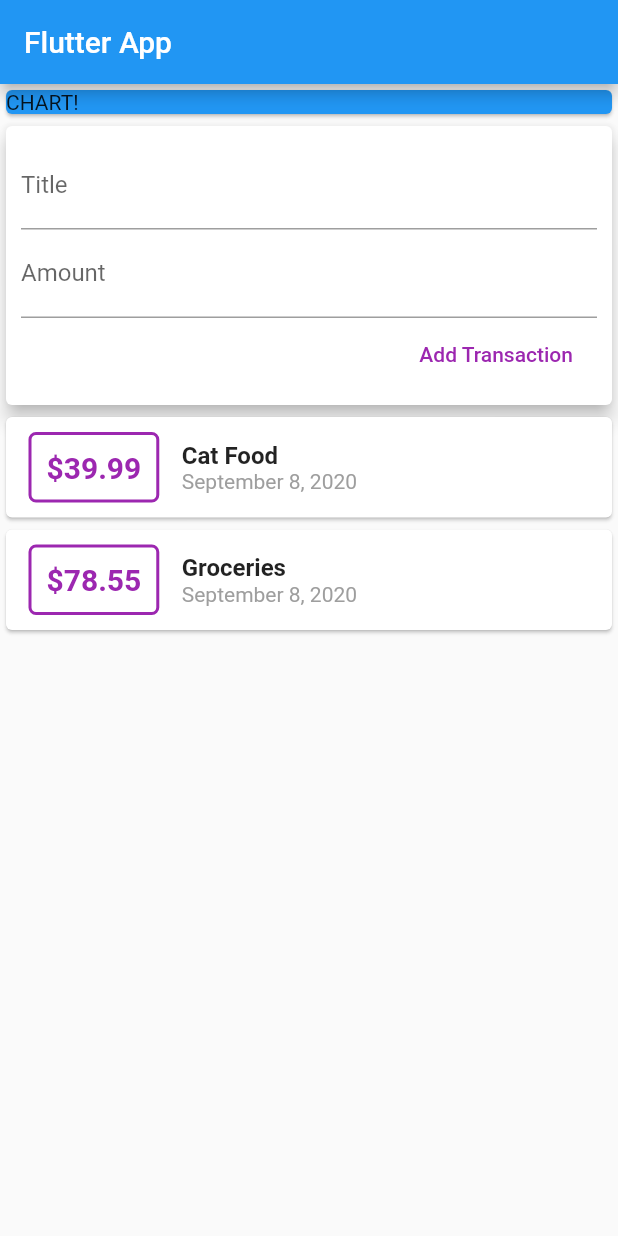
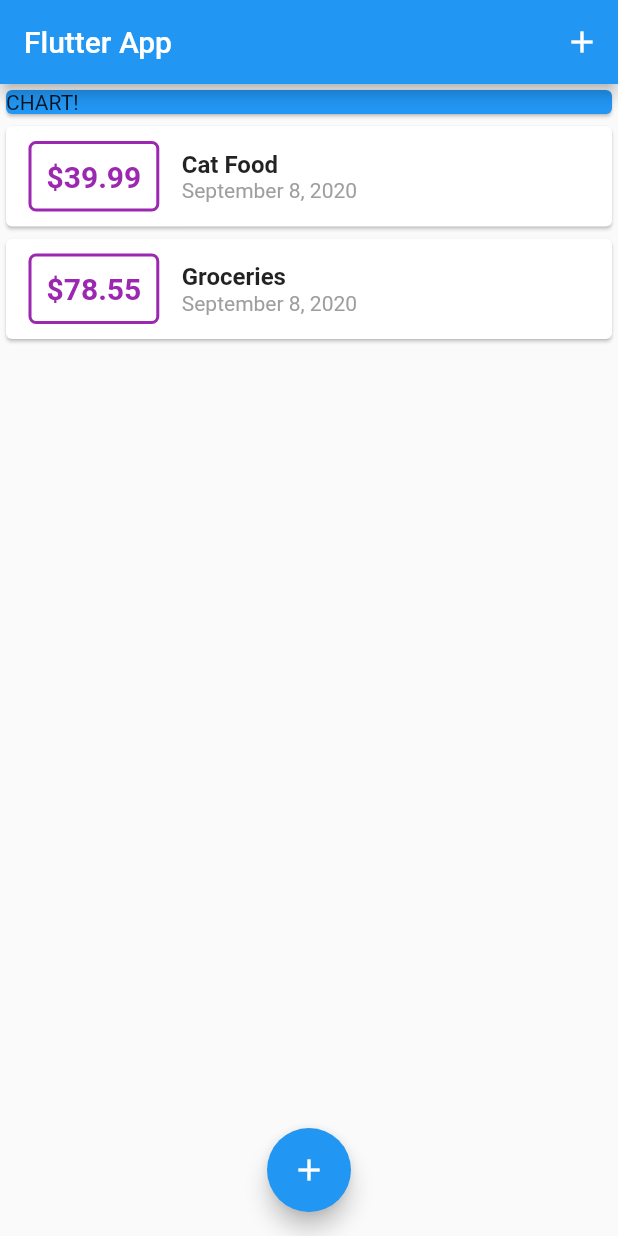
Before and after one commit to moratelli/personal_expenses, a Flutter app: the screen it shows after launch, on a phone screen of 412 x 824 dp. Run offline on Flutter 3.47's test engine with Material 2 defaults, Android fonts, the phone set to English and light mode, and no system bars.

Commit message:
Transform new transaction into modal, Add buttons

```diff
--- a/lib/main.dart
+++ b/lib/main.dart
@@ -1,7 +1,10 @@
 import 'package:flutter/material.dart';
 import 'package:intl/intl.dart';
 
-import './widgets/user_transactions.dart';
+import './models/transaction.dart';
+
+import './widgets/new_transaction.dart';
+import './widgets/transaction_list.dart';
 
 void main() {
   runApp(MyApp());
@@ -11,21 +14,68 @@ class MyApp extends StatelessWidget {
   @override
   Widget build(BuildContext context) {
     return MaterialApp(
-      title: 'Flutter Demo',
+      title: 'Flutter App',
       home: MyHomePage(),
     );
   }
 }
 
-class MyHomePage extends StatelessWidget {
-  final titleController = TextEditingController();
-  final amountController = TextEditingController();
+class MyHomePage extends StatefulWidget {
+  @override
+  _MyHomePageState createState() => _MyHomePageState();
+}
+
+class _MyHomePageState extends State<MyHomePage> {
+  final List<Transaction> _userTransactions = [
+    Transaction(
+      id: 't1',
+      title: 'Cat Food',
+      amount: 39.99,
+      date: DateTime.now(),
+    ),
+    Transaction(
+      id: 't2',
+      title: 'Groceries',
+      amount: 78.55,
+      date: DateTime.now(),
+    )
+  ];
+
+  void _addNewTransaction(String txTitle, double txAmount) {
+    final newTx = Transaction(
+      title: txTitle,
+      amount: txAmount,
+      date: DateTime.now(),
+      id: DateTime.now().toString(),
+    );
+
+    setState(() {
+      _userTransactions.add(newTx);
+    });
+  }
+
+  void _startAtNewTransaction(BuildContext ctx) {
+    showModalBottomSheet(
+      context: ctx,
+      builder: (_) {
+        return GestureDetector(
+          child: NewTransaction(_addNewTransaction),
+        );
+      },
+    );
+  }
 
   @override
   Widget build(BuildContext context) {
     return Scaffold(
       appBar: AppBar(
         title: Text('Flutter App'),
+        actions: [
+          IconButton(
+            icon: Icon(Icons.add),
+            onPressed: () => _startAtNewTransaction(context),
+          ),
+        ],
       ),
       body: SingleChildScrollView(
         child: Column(
@@ -38,9 +88,14 @@ class MyHomePage extends StatelessWidget {
                 child: Text('CHART!'),
               ),
             ),
-            UserTransactions()
+            TransactionList(_userTransactions),
           ],
         ),
+      ),
+      floatingActionButtonLocation: FloatingActionButtonLocation.centerFloat,
+      floatingActionButton: FloatingActionButton(
+        child: Icon(Icons.add),
+        onPressed: () => _startAtNewTransaction(context),
       ),
     );
   }
--- a/lib/widgets/transaction_list.dart
+++ b/lib/widgets/transaction_list.dart
@@ -10,10 +10,9 @@ class TransactionList extends StatelessWidget {
   @override
   Widget build(BuildContext context) {
     return Container(
-      height: 400,
-      child: SingleChildScrollView(
-        child: Column(
-            children: transactions.map((t) {
+      height: 300,
+      child: ListView.builder(
+        itemBuilder: (context, index) {
           return Card(
             child: Row(
               children: [
@@ -31,7 +30,7 @@ class TransactionList extends StatelessWidget {
                   ),
                   padding: EdgeInsets.all(10),
                   child: Text(
-                    '\$${t.amount}',
+                    '\$${transactions[index].amount.toStringAsFixed(2)}',
                     style: TextStyle(
                       fontWeight: FontWeight.bold,
                       fontSize: 20,
@@ -43,14 +42,14 @@ class TransactionList extends StatelessWidget {
                   crossAxisAlignment: CrossAxisAlignment.start,
                   children: [
                     Text(
-                      t.title,
+                      transactions[index].title,
                       style: TextStyle(
                         fontWeight: FontWeight.bold,
                         fontSize: 16,
                       ),
                     ),
                     Text(
-                      DateFormat.yMMMMd().format(t.date),
+                      DateFormat.yMMMMd().format(transactions[index].date),
                       style: TextStyle(
                         color: Colors.grey,
                       ),
@@ -60,7 +59,8 @@ class TransactionList extends StatelessWidget {
               ],
             ),
           );
-        }).toList()),
+        },
+        itemCount: transactions.length,
       ),
     );
   }
--- a/lib/widgets/user_transactions.dart
+++ /dev/null
@@ -1,50 +0,0 @@
-import 'package:flutter/material.dart';
-
-import './new_transaction.dart';
-import './transaction_list.dart';
-import '../models/transaction.dart';
-
-class UserTransactions extends StatefulWidget {
-  @override
-  _UserTransactionsState createState() => _UserTransactionsState();
-}
-
-class _UserTransactionsState extends State<UserTransactions> {
-  final List<Transaction> _userTransactions = [
-    Transaction(
-      id: 't1',
-      title: 'Cat Food',
-      amount: 39.99,
-      date: DateTime.now(),
-    ),
-    Transaction(
-      id: 't2',
-      title: 'Groceries',
-      amount: 78.55,
-      date: DateTime.now(),
-    )
-  ];
-
-  void _addNewTransaction(String txTitle, double txAmount) {
-    final newTx = Transaction(
-      title: txTitle,
-      amount: txAmount,
-      date: DateTime.now(),
-      id: DateTime.now().toString(),
-    );
-
-    setState(() {
-      _userTransactions.add(newTx);
-    });
-  }
-
-  @override
-  Widget build(BuildContext context) {
-    return Column(
-      children: [
-        NewTransaction(_addNewTransaction),
-        TransactionList(_userTransactions),
-      ],
-    );
-  }
-}
```
Also changed, not shown: lib/widgets/new_transaction.dart (+15 -6 lines).
